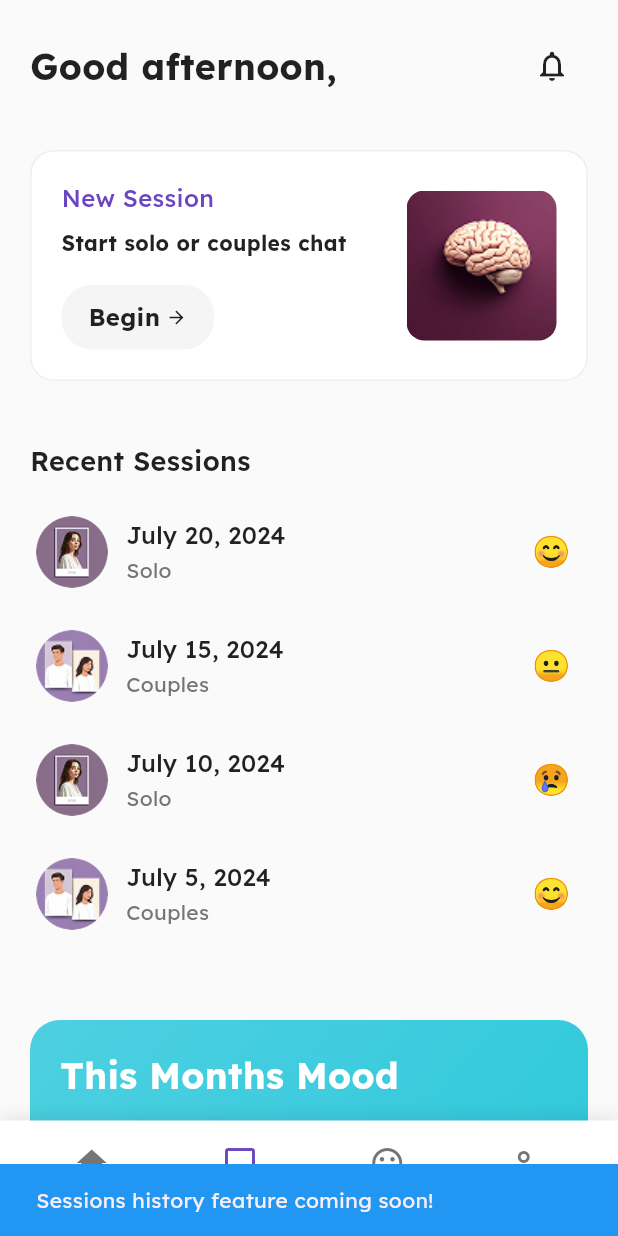
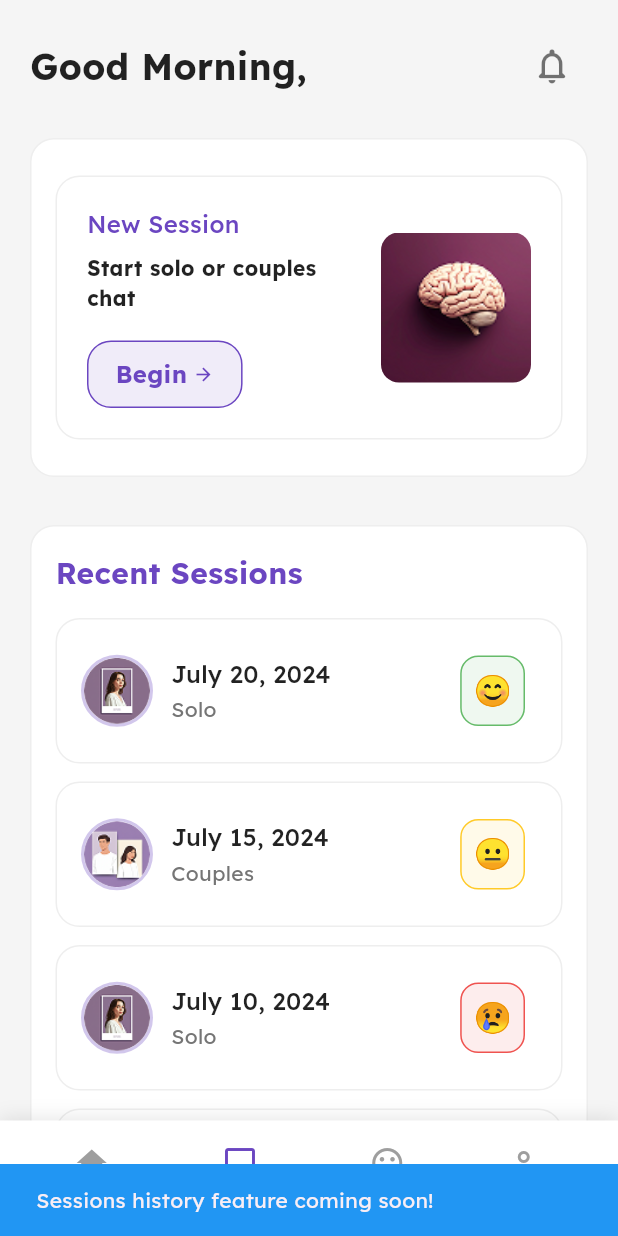
Before and after one commit to goldhac/Mayo-App, a Flutter app: the HomeScreen screen opened directly, item 2 of the bottom bar chosen, on a phone screen of 412 x 824 dp. Run offline on Flutter 3.47's test engine with Material 3 defaults, Android fonts, the light colour scheme and no system bars; our stand-ins replace cloud_firestore, csv, firebase_auth, firebase_core, firebase_storage, fl_chart and 2 more; accounts and stored records are empty.

Commit message:
feat(home): redesign home screen with new UI components and color scheme
- Update greeting header with dynamic time-based greeting
- Add container styling for sections with consistent borders and padding
- Implement new color scheme using purple palette
- Enhance bottom navigation with customizable colors
- Improve session history and mood tracking card designs
- Add Firebase Storage support and security rules

```diff
--- a/mayo_fixed/lib/main.dart
+++ b/mayo_fixed/lib/main.dart
@@ -126,7 +126,7 @@ class ProfileSetupChecker extends StatelessWidget {
         }
 
         // Check if profile setup is complete
-        final isProfileComplete = snapshot.data ?? true;
+        final isProfileComplete = snapshot.data ?? false;
 
         if (isProfileComplete) {
           // Profile is complete - show home screen
--- a/mayo_fixed/lib/screens/home_screen.dart
+++ b/mayo_fixed/lib/screens/home_screen.dart
@@ -22,11 +22,24 @@ class _HomeScreenState extends State<HomeScreen> {
   final AuthService _authService = AuthService();
   final DatabaseService _databaseService = DatabaseService();
 
+  // State variables
   Map<String, dynamic>? _userData;
   bool _isLoading = true;
   bool _isLogoutLoading = false;
   String? _currentSessionId;
-  int _currentNavIndex = 0;
+  int _currentIndex = 0;
+
+  // Helper method to get time of day for greeting
+  String _getTimeOfDay() {
+    final hour = DateTime.now().hour;
+    if (hour < 12) {
+      return 'Morning';
+    } else if (hour < 17) {
+      return 'Afternoon';
+    } else {
+      return 'Evening';
+    }
+  }
   List<Map<String, dynamic>> recentSessions = [];
 
   @override
@@ -407,7 +420,7 @@ class _HomeScreenState extends State<HomeScreen> {
     }
 
     return Scaffold(
-      backgroundColor: Colors.grey[50],
+      backgroundColor: Colors.grey[100],
       body: SafeArea(
         child: Column(
           children: [
@@ -419,7 +432,8 @@ class _HomeScreenState extends State<HomeScreen> {
                   children: [
                     // Greeting Header
                     GreetingHeader(
-                      userName: _userData?['name']?.split(' ')[0] ?? 'User',
+                      greeting: 'Good ${_getTimeOfDay()}',
+                      userName: _userData?['nickname'] ?? _userData?['name']?.split(' ')[0] ?? 'User',
                       onNotificationTap: () {
                         // Handle notification tap
                       },
@@ -427,7 +441,14 @@ class _HomeScreenState extends State<HomeScreen> {
                     const SizedBox(height: 24),
 
                     // New Session Section
-                    NewSessionCard(
+                    Container(
+                      decoration: BoxDecoration(
+                        color: Colors.white,
+                        borderRadius: BorderRadius.circular(16),
+                        border: Border.all(color: Colors.grey.shade200),
+                      ),
+                      padding: const EdgeInsets.all(16),
+                      child: NewSessionCard(
                         toptext: "New Session",
                         title: 'Start solo or couples chat',
                         subtitle: 'Begin',
@@ -442,15 +463,26 @@ class _HomeScreenState extends State<HomeScreen> {
                           ),
                         ),
                       ),
+                    ),
                     const SizedBox(height: 32),
 
-                    // Recent Sessions
+                    // Recent Sessions Section
+                    Container(
+                      padding: const EdgeInsets.all(16),
+                      decoration: BoxDecoration(
+                        color: Colors.white,
+                        borderRadius: BorderRadius.circular(16),
+                        border: Border.all(color: Colors.grey.shade200),
+                      ),
+                      child: Column(
+                        crossAxisAlignment: CrossAxisAlignment.start,
+                        children: [
                           const Text(
                             'Recent Sessions',
                             style: TextStyle(
-                        fontSize: 18,
-                        fontWeight: FontWeight.w600,
-                        color: Colors.black87,
+                              fontSize: 20,
+                              fontWeight: FontWeight.bold,
+                              color: Color(0xFF6B46C1),
                             ),
                           ),
                           const SizedBox(height: 16),
@@ -468,10 +500,21 @@ class _HomeScreenState extends State<HomeScreen> {
                             // Handle more options
                           },
                         )),
+                        ],
+                      ),
+                    ),
                     const SizedBox(height: 32),
 
                     // Mood Tracking Section
-                    MoodTrackingSection(
+                    Container(
+                      margin: const EdgeInsets.only(bottom: 16),
+                      decoration: BoxDecoration(
+                        color: Colors.white,
+                        borderRadius: BorderRadius.circular(16),
+                        border: Border.all(color: Colors.grey.shade200),
+                      ),
+                      padding: const EdgeInsets.all(16),
+                      child: MoodTrackingSection(
                         monthTitle: 'This Months Mood',
                         weekTitle: 'This Week\'s Mood',
                         moodPercentage: 75,
@@ -487,16 +530,17 @@ class _HomeScreenState extends State<HomeScreen> {
                           );
                         },
                       ),
+                    ),
                   ],
                 ),
               ),
             ),
             // Bottom Navigation
             CustomBottomNavigation(
-              currentIndex: _currentNavIndex,
+              currentIndex: _currentIndex,
               onTap: (index) {
                 setState(() {
-                  _currentNavIndex = index;
+                  _currentIndex = index;
                 });
                 // Handle navigation
                 switch (index) {
@@ -526,6 +570,9 @@ class _HomeScreenState extends State<HomeScreen> {
                     break;
                 }
               },
+              backgroundColor: Colors.white,
+              selectedItemColor: const Color(0xFF6B46C1),
+              unselectedItemColor: Colors.grey,
             ),
           ],
         ),
--- a/mayo_fixed/lib/widgets/custom_bottom_navigation.dart
+++ b/mayo_fixed/lib/widgets/custom_bottom_navigation.dart
@@ -4,18 +4,24 @@ import 'package:flutter/material.dart';
 class CustomBottomNavigation extends StatelessWidget {
   final int currentIndex;
   final Function(int) onTap;
+  final Color backgroundColor;
+  final Color selectedItemColor;
+  final Color unselectedItemColor;
 
   const CustomBottomNavigation({
     super.key,
     required this.currentIndex,
     required this.onTap,
+    this.backgroundColor = Colors.white,
+    this.selectedItemColor = const Color(0xFF6B46C1),
+    this.unselectedItemColor = Colors.grey,
   });
 
   @override
   Widget build(BuildContext context) {
     return Container(
       decoration: BoxDecoration(
-        color: Colors.white,
+        color: backgroundColor,
         boxShadow: [
           BoxShadow(
             color: Colors.black.withOpacity(0.1),
@@ -77,7 +83,7 @@ class CustomBottomNavigation extends StatelessWidget {
             Icon(
               icon,
               size: 24,
-              color: isSelected ? const Color(0xFF6B46C1) : Colors.grey[600],
+              color: isSelected ? selectedItemColor : unselectedItemColor,
             ),
             const SizedBox(height: 4),
             Text(
@@ -85,7 +91,7 @@ class CustomBottomNavigation extends StatelessWidget {
               style: TextStyle(
                 fontSize: 12,
                 fontWeight: isSelected ? FontWeight.w600 : FontWeight.w400,
-                color: isSelected ? const Color(0xFF6B46C1) : Colors.grey[600],
+                color: isSelected ? selectedItemColor : unselectedItemColor,
               ),
             ),
           ],
--- a/mayo_fixed/lib/widgets/greeting_header.dart
+++ b/mayo_fixed/lib/widgets/greeting_header.dart
@@ -3,40 +3,44 @@ import 'package:flutter/material.dart';
 /// Reusable greeting header widget for the home screen
 class GreetingHeader extends StatelessWidget {
   final String userName;
+  final String greeting;
   final VoidCallback? onNotificationTap;
 
   const GreetingHeader({
     super.key,
     required this.userName,
+    required this.greeting,
     this.onNotificationTap,
   });
 
   @override
   Widget build(BuildContext context) {
     return Row(
-      mainAxisAlignment: MainAxisAlignment.center,
+      mainAxisAlignment: MainAxisAlignment.start,
       children: [
         Column(
-          crossAxisAlignment: CrossAxisAlignment.start,
+          crossAxisAlignment: CrossAxisAlignment.center,
+          mainAxisSize: MainAxisSize.min, // Set to min to avoid unbounded height
           children: [
             Text(
-              'Good afternoon, $userName',
+              '$greeting, $userName',
               style: const TextStyle(
                 fontSize: 24,
                 fontWeight: FontWeight.bold,
                 color: Colors.black87,
               ),
             ),
+            // Remove Spacer() as it requires a bounded constraint
           ],
         ),
-        Spacer(),
+        const Spacer(), // Add spacer here in the Row instead
         IconButton(
+          icon: const Icon(
+            Icons.notifications_none_rounded,
+            color: Colors.black54,
+            size: 28,
+          ),
           onPressed: onNotificationTap,
-          icon: const Icon(
-            Icons.notifications_outlined,
-            color: Colors.black87,
-            size: 24,
-          ),
         ),
       ],
     );
--- a/mayo_fixed/lib/widgets/mood_tracking_section.dart
+++ b/mayo_fixed/lib/widgets/mood_tracking_section.dart
@@ -24,21 +24,16 @@ class MoodTrackingSection extends StatelessWidget {
     return Container(
       margin: const EdgeInsets.symmetric(vertical: 8),
       decoration: BoxDecoration(
-        borderRadius: BorderRadius.circular(20),
-        gradient: const LinearGradient(
-          begin: Alignment.topLeft,
-          end: Alignment.bottomRight,
-          colors: [
-            Color(0xFF4DD0E1),
-            Color(0xFF26C6DA),
-          ],
-        ),
+        borderRadius: BorderRadius.circular(16),
+        color: const Color(0x1A6B46C1), // 0.1 opacity purple
+        border: Border.all(color: const Color(0xFF6B46C1)),
       ),
       child: Material(
         color: Colors.transparent,
+        elevation: 0,
         child: InkWell(
           onTap: onTap,
-          borderRadius: BorderRadius.circular(20),
+          borderRadius: BorderRadius.circular(16),
           child: Padding(
             padding: const EdgeInsets.all(20),
             child: Column(
@@ -50,7 +45,7 @@ class MoodTrackingSection extends StatelessWidget {
                   style: const TextStyle(
                     fontSize: 24,
                     fontWeight: FontWeight.bold,
-                    color: Colors.white,
+                    color: Color(0xFF6B46C1),
                   ),
                 ),
                 const SizedBox(height: 20),
@@ -61,7 +56,7 @@ class MoodTrackingSection extends StatelessWidget {
                   style: const TextStyle(
                     fontSize: 16,
                     fontWeight: FontWeight.w600,
-                    color: Colors.white,
+                    color: Color(0xFF6B46C1),
                   ),
                 ),
                 const SizedBox(height: 8),
@@ -71,7 +66,7 @@ class MoodTrackingSection extends StatelessWidget {
                   'Mood Chart',
                   style: TextStyle(
                     fontSize: 14,
-                    color: Colors.white70,
+                    color: Color(0xBF6B46C1), // 0.7 opacity purple
                   ),
                 ),
                 const SizedBox(height: 16),
@@ -84,7 +79,7 @@ class MoodTrackingSection extends StatelessWidget {
                       style: const TextStyle(
                         fontSize: 32,
                         fontWeight: FontWeight.bold,
-                        color: Colors.white,
+                        color: Color(0xFF6B46C1),
                       ),
                     ),
                     const SizedBox(width: 8),
@@ -94,7 +89,7 @@ class MoodTrackingSection extends StatelessWidget {
                         vertical: 4,
                       ),
                       decoration: BoxDecoration(
-                        color: Colors.white.withOpacity(0.2),
+                        color: const Color(0x33FFFFFF), // 0.2 opacity white
                         borderRadius: BorderRadius.circular(12),
                       ),
                       child: Text(
@@ -102,7 +97,7 @@ class MoodTrackingSection extends StatelessWidget {
                         style: const TextStyle(
                           fontSize: 12,
                           fontWeight: FontWeight.w500,
-                          color: Colors.white,
+                          color: Color(0xFF6B46C1),
                         ),
                       ),
                     ),
@@ -135,7 +130,7 @@ class MoodTrackingSection extends StatelessWidget {
             width: 24,
             height: value * 60, // Scale to fit the height
             decoration: BoxDecoration(
-              color: Colors.white.withOpacity(0.7),
+              color: const Color(0xB3FFFFFF), // 0.7 opacity white
               borderRadius: BorderRadius.circular(4),
             ),
           );
@@ -151,9 +146,9 @@ class MoodTrackingSection extends StatelessWidget {
       children: days.map((day) {
         return Text(
           day,
-          style: TextStyle(
+          style: const TextStyle(
             fontSize: 12,
-            color: Colors.white.withOpacity(0.8),
+            color: Color(0xCC6B46C1), // 0.8 opacity purple
           ),
         );
       }).toList(),
--- a/mayo_fixed/lib/widgets/new_session_card.dart
+++ b/mayo_fixed/lib/widgets/new_session_card.dart
@@ -32,10 +32,11 @@ class NewSessionCard extends StatelessWidget {
   Widget build(BuildContext context) {
     return Container(
       margin: const EdgeInsets.symmetric(vertical: 8),
-      // Card container
+      // Card container with no elevation, just border
       child: Material(
         color: backgroundColor,
         borderRadius: BorderRadius.circular(16),
+        elevation: 0, // Remove elevation for flat design
         child: InkWell(
           onTap: onTap,
           borderRadius: BorderRadius.circular(16),
@@ -80,8 +81,9 @@ class NewSessionCard extends StatelessWidget {
                       // Action button (pill-shaped)
                       Container(
                         decoration: BoxDecoration(
-                          color: Colors.grey.shade100,
-                          borderRadius: BorderRadius.circular(20), // Pill shape
+                          color: const Color(0xFF6B46C1).withOpacity(0.1),
+                          borderRadius: BorderRadius.circular(16), // Consistent with mood tracker
+                          border: Border.all(color: const Color(0xFF6B46C1)),
                         ),
                         padding: const EdgeInsets.symmetric(
                             horizontal: 18, vertical: 10),
@@ -92,18 +94,18 @@ class NewSessionCard extends StatelessWidget {
                             // Button text
                             Text(
                               subtitle,
-                              style: TextStyle(
+                              style: const TextStyle(
                                 fontSize: 16,
                                 fontWeight: FontWeight.bold,
-                                color: Colors.black87,
+                                color: Color(0xFF6B46C1),
                               ),
                             ),
                             const SizedBox(width: 4),
                             // Arrow icon
-                            Icon(
+                            const Icon(
                               Icons.arrow_forward,
                               size: 14,
-                              color: Colors.black87,
+                              color: Color(0xFF6B46C1),
                             ),
                           ],
                         ),
--- a/mayo_fixed/lib/widgets/session_history_item.dart
+++ b/mayo_fixed/lib/widgets/session_history_item.dart
@@ -24,13 +24,18 @@ class SessionHistoryItem extends StatelessWidget {
   Widget build(BuildContext context) {
     return Container(
       margin: const EdgeInsets.only(bottom: 12),
+      decoration: BoxDecoration(
+        color: Colors.white,
+        border: Border.all(color: Colors.grey.shade200),
+        borderRadius: BorderRadius.circular(16),
+      ),
       child: Material(
         color: Colors.transparent,
         child: InkWell(
           onTap: onTap,
-          borderRadius: BorderRadius.circular(12),
+          borderRadius: BorderRadius.circular(16),
           child: Padding(
-            padding: const EdgeInsets.symmetric(vertical: 8, horizontal: 4),
+            padding: const EdgeInsets.all(16),
             child: Row(
               children: [
                 // Avatar - displays different images based on session type
@@ -39,7 +44,8 @@ class SessionHistoryItem extends StatelessWidget {
                   height: 48,
                   decoration: BoxDecoration(
                     shape: BoxShape.circle,
-                    color: Colors.grey[200],
+                    color: Colors.white,
+                    border: Border.all(color: const Color(0xFF6B46C1).withOpacity(0.3), width: 2),
                   ),
                   child: ClipOval(
                     child: isSolo == true
@@ -108,18 +114,12 @@ class SessionHistoryItem extends StatelessWidget {
     return Container(
       decoration: BoxDecoration(
         shape: BoxShape.circle,
-        gradient: LinearGradient(
-          colors: [
-            Colors.purple[300]!,
-            Colors.purple[500]!,
-          ],
-          begin: Alignment.topLeft,
-          end: Alignment.bottomRight,
-        ),
+        color: const Color(0xFF6B46C1).withOpacity(0.1),
+        border: Border.all(color: const Color(0xFF6B46C1)),
       ),
       child: const Icon(
         Icons.person,
-        color: Colors.white,
+        color: Color(0xFF6B46C1),
         size: 24,
       ),
     );
@@ -129,31 +129,41 @@ class SessionHistoryItem extends StatelessWidget {
   List<Widget> _buildMoodEmojis() {
     // Default mood emoji (neutral if no rating provided)
     String emoji = '😐';
+    Color moodColor = Colors.grey;
 
     // Update emoji based on mood rating
     if (moodRating != null) {
       switch (moodRating!) {
         case 1: // Sad mood
           emoji = '😢';
+          moodColor = Colors.red.shade400;
           break;
         case 2: // Neutral mood
           emoji = '😐';
+          moodColor = Colors.amber.shade400;
           break;
         case 3: // Happy mood
           emoji = '😊';
+          moodColor = Colors.green.shade400;
           break;
         default:
           emoji = '😐';
+          moodColor = Colors.amber.shade400;
       }
     }
 
     return [
       Container(
+        padding: const EdgeInsets.all(8.0),
+        decoration: BoxDecoration(
+          color: moodColor.withOpacity(0.1),
+          border: Border.all(color: moodColor),
+          borderRadius: BorderRadius.circular(12.0),
+        ),
         child: Text(
           emoji,
           style: TextStyle(
             fontSize: 20,
-            color: Colors.purple[300], // Light purple color
           ),
         ),
       )
```
Also changed, not shown: 4 other files. Lines whose indentation alone changed are shown as unchanged.
